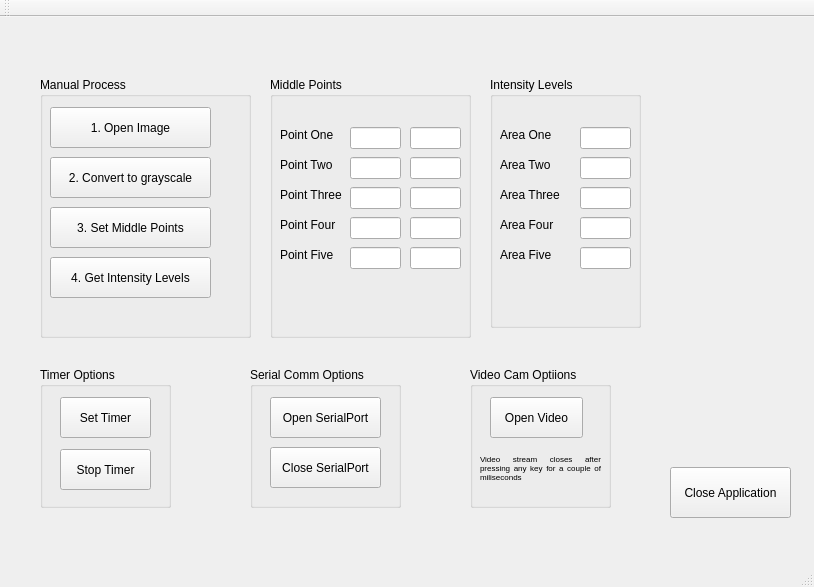
RaCastanon/Lighting, file LightControl/mainwindow.ui: the form before one commit.
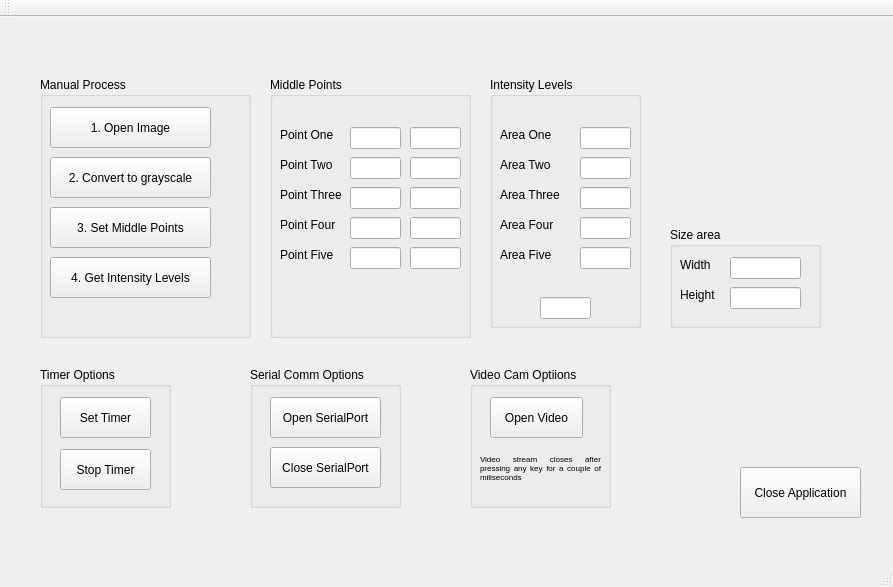
The form after the commit.

Commit message:
Intensity level calculated
Obtainin mean of intensity level in the image.
TODO. verify size of the image to enable procedure

```diff
--- a/LightControl/mainwindow.ui
+++ b/LightControl/mainwindow.ui
@@ -6,7 +6,7 @@
    <rect>
     <x>0</x>
     <y>0</y>
-    <width>814</width>
+    <width>893</width>
     <height>587</height>
    </rect>
   </property>
@@ -17,7 +17,7 @@
    <widget class="QPushButton" name="closeApp">
     <property name="geometry">
      <rect>
-      <x>670</x>
+      <x>740</x>
       <y>450</y>
       <width>121</width>
       <height>51</height>
@@ -538,6 +538,75 @@
       </rect>
      </property>
     </widget>
+    <widget class="QLineEdit" name="intensityLevel">
+     <property name="geometry">
+      <rect>
+       <x>50</x>
+       <y>220</y>
+       <width>51</width>
+       <height>22</height>
+      </rect>
+     </property>
+    </widget>
+   </widget>
+   <widget class="QGroupBox" name="groupBox_7">
+    <property name="geometry">
+     <rect>
+      <x>670</x>
+      <y>210</y>
+      <width>151</width>
+      <height>101</height>
+     </rect>
+    </property>
+    <property name="title">
+     <string>Size area</string>
+    </property>
+    <widget class="QLineEdit" name="widthArea">
+     <property name="geometry">
+      <rect>
+       <x>60</x>
+       <y>30</y>
+       <width>71</width>
+       <height>22</height>
+      </rect>
+     </property>
+    </widget>
+    <widget class="QLineEdit" name="hightArea">
+     <property name="geometry">
+      <rect>
+       <x>60</x>
+       <y>60</y>
+       <width>71</width>
+       <height>22</height>
+      </rect>
+     </property>
+    </widget>
+    <widget class="QLabel" name="label_12">
+     <property name="geometry">
+      <rect>
+       <x>10</x>
+       <y>30</y>
+       <width>55</width>
+       <height>16</height>
+      </rect>
+     </property>
+     <property name="text">
+      <string>Width</string>
+     </property>
+    </widget>
+    <widget class="QLabel" name="label_13">
+     <property name="geometry">
+      <rect>
+       <x>10</x>
+       <y>60</y>
+       <width>55</width>
+       <height>16</height>
+      </rect>
+     </property>
+     <property name="text">
+      <string>Height</string>
+     </property>
+    </widget>
    </widget>
   </widget>
   <widget class="QMenuBar" name="menuBar">
```
Left out of the diff: 8 changed lines with no effect on the pictures. The commit also changes 2 other files.
